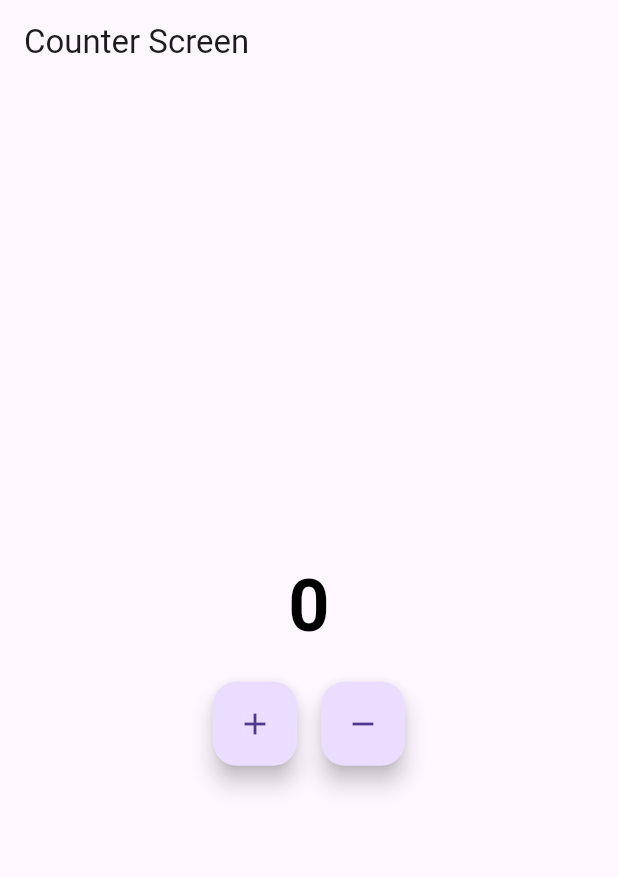
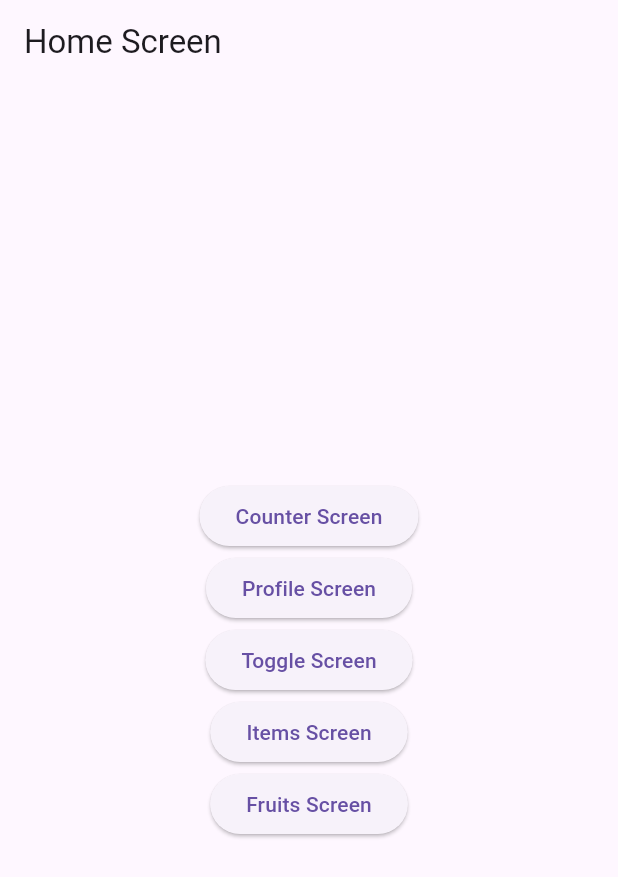
Before and after one commit to asib-research/flutter_bloc_mastery, a Flutter app: the screen it shows after launch, on a phone screen of 412 x 824 dp. Shown: the top 877 px of the screen. Run offline on Flutter 3.47's test engine with Material 3 defaults, Android fonts, the phone set to English and light mode, and no system bars; our stand-ins replace flutter_bloc.

Commit message:
chore: complete Cubit mastery examples and mini-projects
- Added CounterCubit with increment, decrement, and reset
- Added ToggleCubit for boolean on/off states
- Added ProfileCubit with name and age updates
- Implemented Cubit + UI connection examples (BlocBuilder)
- Created FruitsCubit with mocked API, loading, success, and error states

```diff
--- a/lib/app/flutter_bloc_mastery.dart
+++ b/lib/app/flutter_bloc_mastery.dart
@@ -1,15 +1,26 @@
 import 'package:flutter/material.dart';
 import 'package:flutter_bloc/flutter_bloc.dart';
 import 'package:flutter_bloc_mastery/cubits/counter_cubit.dart';
-import 'package:flutter_bloc_mastery/screens/counter_screen.dart';
+import 'package:flutter_bloc_mastery/cubits/profile_cubit.dart';
+import 'package:flutter_bloc_mastery/cubits/toggle_cubit.dart';
+import 'package:flutter_bloc_mastery/screens/home_screen.dart';
+import 'package:flutter_bloc_mastery/cubits/items_cubit.dart';
 
 class FlutterBlocMastery extends StatelessWidget {
   const FlutterBlocMastery({super.key});
 
   @override
   Widget build(BuildContext context) {
-    return MaterialApp(
-      home: BlocProvider(create: (_) => CounterCubit(), child: CounterScreen()),
-    );
+    return MultiBlocProvider(providers: [
+      BlocProvider(create: (_)=> CounterCubit()),
+      BlocProvider(create: (_)=> ProfileCubit()),
+      BlocProvider(create: (_)=> ToggleCubit()),
+      BlocProvider(create: (_)=> ItemsCubit()..fetchItems()),
+    ], child: MaterialApp(
+      home: HomeScreen(),
+    ));
+    // return MaterialApp(
+    //   home: BlocProvider(create: (_)=> CounterCubit(), child: CounterScreen(),),
+    // );
   }
 }
--- a/lib/cubits/counter_cubit.dart
+++ b/lib/cubits/counter_cubit.dart
@@ -10,4 +10,8 @@ class CounterCubit extends Cubit<int> {
   void decrease() {
     emit(state - 1);
   }
+
+  void reset() {
+    emit(0);
+  }
 }
--- /dev/null
+++ b/lib/cubits/profile_cubit.dart
@@ -0,0 +1,12 @@
+import 'package:flutter_bloc/flutter_bloc.dart';
+import 'package:flutter_bloc_mastery/models/profile_model.dart';
+
+class ProfileCubit extends Cubit<ProfileModel> {
+  ProfileCubit() : super(ProfileModel(name: "Asib", age: 5));
+
+  void setName({required String name}) =>
+      emit(ProfileModel(name: name, age: state.age));
+
+  void haveBirthday() =>
+      emit(ProfileModel(name: state.name, age: state.age + 1));
+}
--- /dev/null
+++ b/lib/cubits/toggle_cubit.dart
@@ -0,0 +1,12 @@
+import 'package:flutter_bloc/flutter_bloc.dart';
+
+class ToggleCubit extends Cubit<bool>{
+  ToggleCubit() : super(false);
+
+  void toggle() => emit(!state);
+
+  void setOn()=> emit(true);
+
+  void setOff()=> emit(false);
+
+}
--- /dev/null
+++ b/lib/features/fruites/data/repositories/fruits_repository.dart
@@ -0,0 +1,6 @@
+class FruitsRepository {
+  Future<List<String>> getFruits() async {
+    await Future.delayed(Duration(seconds: 3));
+    return ["Apple", "Banana", "Mango"];
+  }
+}
--- /dev/null
+++ b/lib/features/fruites/presentations/cubit_states/fruits_state.dart
@@ -0,0 +1,7 @@
+class FruitsState {
+  final bool loading;
+  final List<String> fruits;
+  final String? error;
+  FruitsState({this.loading = false, List<String>? fruits, this.error})
+      : fruits = fruits ?? [];
+}
--- /dev/null
+++ b/lib/models/load_state.dart
@@ -0,0 +1,7 @@
+class LoadState<T> {
+  final bool loading;
+  final T? data;
+  final String? error;
+
+  LoadState({this.loading = false, this.data, this.error});
+}
--- /dev/null
+++ b/lib/models/profile_model.dart
@@ -0,0 +1,6 @@
+class ProfileModel {
+  final String name;
+  final int age;
+
+  ProfileModel({required this.name, required this.age});
+}
--- a/lib/screens/counter_screen.dart
+++ b/lib/screens/counter_screen.dart
@@ -37,6 +37,10 @@ class CounterScreen extends StatelessWidget {
                 }, child: Icon(Icons.add),),
                 SizedBox(width: 16,),
                 FloatingActionButton(onPressed: (){
+                  context.read<CounterCubit>().reset();
+                }, child: Icon(Icons.refresh),),
+                SizedBox(width: 16,),
+                FloatingActionButton(onPressed: (){
                   context.read<CounterCubit>().decrease();
                 }, child: Icon(Icons.remove),),
               ],
--- /dev/null
+++ b/lib/screens/home_screen.dart
@@ -0,0 +1,48 @@
+import 'package:flutter/material.dart';
+import 'package:flutter_bloc_mastery/features/fruites/presentations/screens/fruits_screen.dart';
+import 'package:flutter_bloc_mastery/screens/counter_screen.dart';
+import 'package:flutter_bloc_mastery/screens/items_screen.dart';
+import 'package:flutter_bloc_mastery/screens/profile_screen.dart';
+import 'package:flutter_bloc_mastery/screens/toggle_screen.dart';
+
+class HomeScreen extends StatelessWidget {
+  const HomeScreen({super.key});
+
+  @override
+  Widget build(BuildContext context) {
+    return Scaffold(
+      appBar: AppBar(
+        title: Text("Home Screen"),
+      ),
+      body: Center(
+        child: Column(
+          crossAxisAlignment: CrossAxisAlignment.center,
+          mainAxisAlignment: MainAxisAlignment.center,
+          children: [
+
+            ElevatedButton(onPressed: (){
+              Navigator.push(context, MaterialPageRoute(builder: (context)=> CounterScreen()));
+            }, child: Text("Counter Screen")),
+
+            ElevatedButton(onPressed: (){
+              Navigator.push(context, MaterialPageRoute(builder: (context)=> ProfileScreen()));
+            }, child: Text("Profile Screen")),
+
+            ElevatedButton(onPressed: (){
+              Navigator.push(context, MaterialPageRoute(builder: (context)=> ToggleScreen()));
+            }, child: Text("Toggle Screen")),
+
+            ElevatedButton(onPressed: (){
+              Navigator.push(context, MaterialPageRoute(builder: (context)=> ItemsScreen()));
+            }, child: Text("Items Screen")),
+
+            ElevatedButton(onPressed: (){
+              Navigator.push(context, MaterialPageRoute(builder: (context)=> FruitsScreen()));
+            }, child: Text("Fruits Screen")),
+
+          ],
+        ),
+      ),
+    );
+  }
+}
```
Also changed, not shown: lib/cubits/items_cubit.dart (added, +20 -0 lines), lib/features/fruites/presentations/cubit/fruits_cubit.dart (added, +20 -0 lines), lib/features/fruites/presentations/screens/fruits_screen.dart (added, +31 -0 lines), lib/screens/items_screen.dart (added, +39 -0 lines), lib/screens/profile_screen.dart (added, +58 -0 lines), lib/screens/toggle_screen.dart (added, +47 -0 lines).
